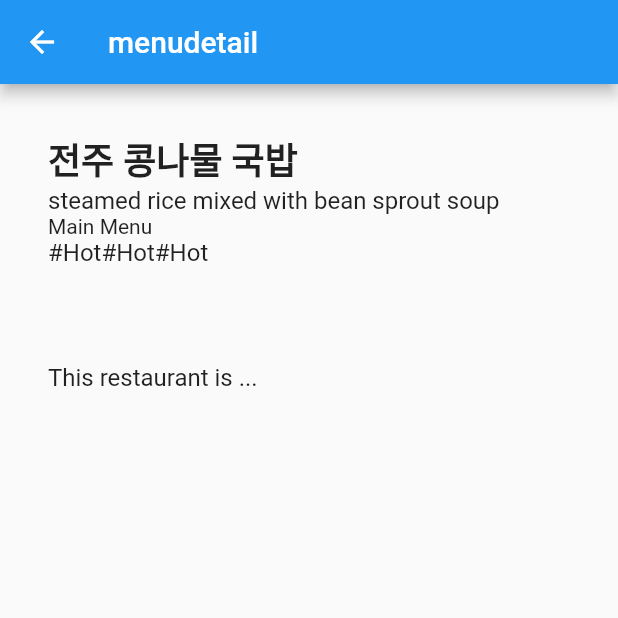
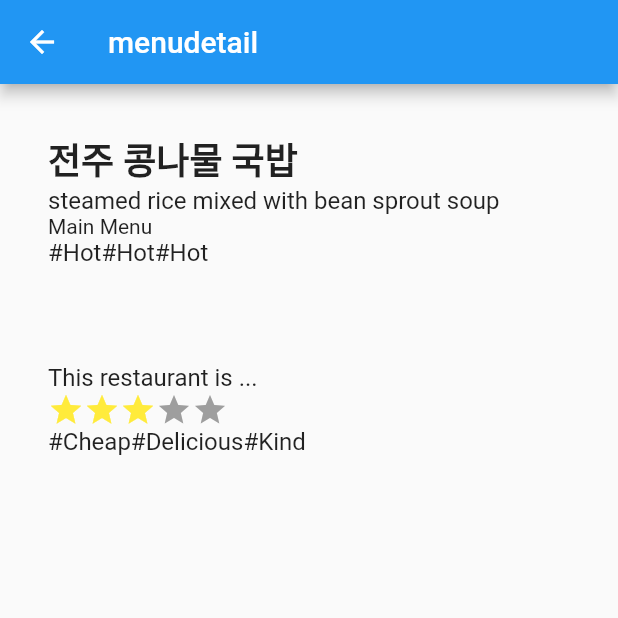
Before and after one commit to TripleH-EwhaCSE/Mein_Flutter, a Flutter app: the RestaurantDetail screen opened by its route, on a phone screen of 412 x 824 dp, the top half of it. Run offline on Flutter 3.47's test engine with Material 2 defaults, Android fonts, the phone set to English and light mode, and no system bars.

```diff
--- a/mein/lib/restaurantDetail.dart
+++ b/mein/lib/restaurantDetail.dart
@@ -87,6 +87,17 @@ Widget menuSection = Container(
   ),
 );
 
+var stars = Row(
+  mainAxisSize: MainAxisSize.min,
+  children: [
+    Icon(Icons.star, color: Colors.yellow[500]),
+    Icon(Icons.star, color: Colors.yellow[500]),
+    Icon(Icons.star, color: Colors.yellow[500]),
+    Icon(Icons.star, color: Colors.grey),
+    Icon(Icons.star, color: Colors.grey),
+  ],
+);
+
 Widget restaurantSection = Container(
  padding: const EdgeInsets.all(32),
   child: Row(
@@ -103,7 +114,32 @@ Widget restaurantSection = Container(
               )
             )
           ),
-          Row()
+          stars,
+          Row(
+            children:[
+              Text(
+                '#Cheap',
+                style : TextStyle(
+                fontWeight: FontWeight.normal,
+                fontSize: 16.0
+                )
+              ),
+              Text(
+                '#Delicious',
+                style : TextStyle(
+                fontWeight: FontWeight.normal,
+                fontSize: 16.0
+                )
+              ),
+              Text(
+                '#Kind',
+                style : TextStyle(
+                fontWeight: FontWeight.normal,
+                fontSize: 16.0
+                )
+              )
+            ]
+          )
         ]
       )
       )
```
Also changed, not shown: mein/lib/src/restaurant_sample.png (added).
